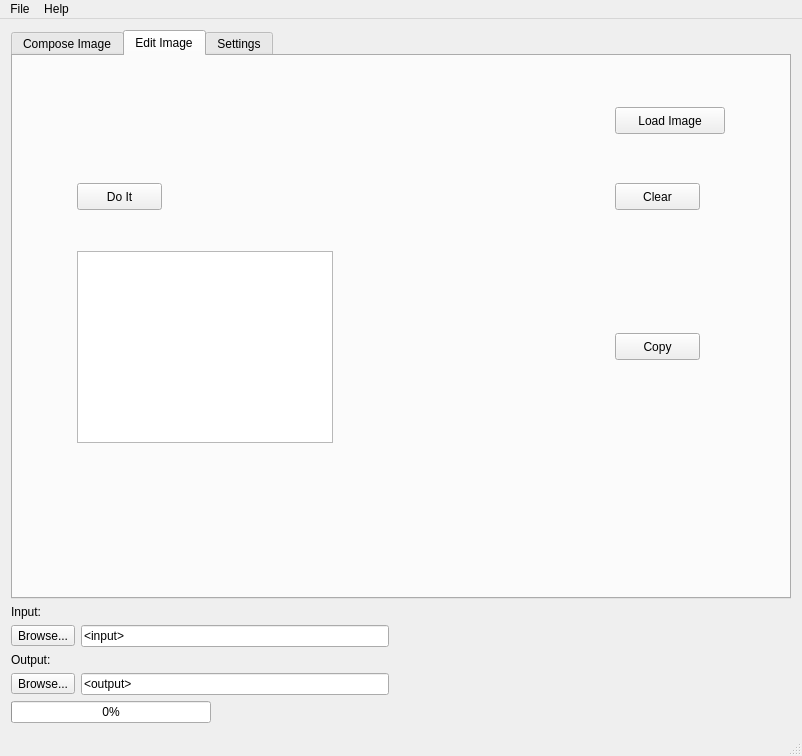
Before: the Qt Designer form mainwindow.ui in giantpune/qtwitgui, drawn with Qt 5.
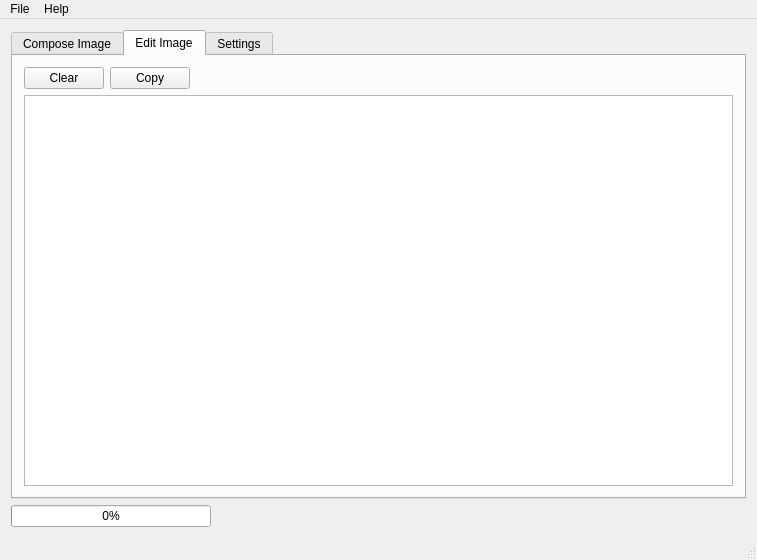
After: the same form once the commit is applied. The open tabs and pages were chosen to show the change.

Commit message: * clean up some stuff left over from the tab merging * comment out a few unused functions

Diff of the .ui file:
```diff
--- a/mainwindow.ui
+++ b/mainwindow.ui
@@ -6,8 +6,8 @@
    <rect>
     <x>0</x>
     <y>0</y>
-    <width>802</width>
-    <height>756</height>
+    <width>753</width>
+    <height>560</height>
    </rect>
   </property>
   <property name="windowTitle">
@@ -15,7 +15,7 @@
   </property>
   <widget class="QWidget" name="centralWidget">
    <layout class="QGridLayout" name="gridLayout_3">
-    <item row="7" column="0">
+    <item row="6" column="0">
      <widget class="QProgressBar" name="progressBar">
       <property name="sizePolicy">
        <sizepolicy hsizetype="Fixed" vsizetype="Fixed">
@@ -34,7 +34,7 @@
       </property>
      </widget>
     </item>
-    <item row="7" column="1">
+    <item row="6" column="1">
      <spacer name="horizontalSpacer">
       <property name="orientation">
        <enum>Qt::Horizontal</enum>
@@ -355,34 +355,9 @@
        <attribute name="title">
         <string>Edit Image</string>
        </attribute>
-       <widget class="QPushButton" name="edit_img_pushButton">
-        <property name="geometry">
-         <rect>
-          <x>602</x>
-          <y>51</y>
-          <width>110</width>
-          <height>27</height>
-         </rect>
-        </property>
-        <property name="minimumSize">
-         <size>
-          <width>110</width>
-          <height>0</height>
-         </size>
-        </property>
-        <property name="text">
-         <string>Load Image</string>
-        </property>
-       </widget>
+       <layout class="QGridLayout" name="gridLayout_4">
+        <item row="1" column="0" colspan="4">
        <widget class="QPlainTextEdit" name="plainTextEdit">
-        <property name="geometry">
-         <rect>
-          <x>64</x>
-          <y>195</y>
-          <width>256</width>
-          <height>192</height>
-         </rect>
-        </property>
         <property name="sizePolicy">
          <sizepolicy hsizetype="Preferred" vsizetype="Preferred">
           <horstretch>0</horstretch>
@@ -428,15 +403,9 @@
          <set>Qt::LinksAccessibleByMouse|Qt::TextSelectableByKeyboard|Qt::TextSelectableByMouse</set>
         </property>
        </widget>
+        </item>
+        <item row="0" column="1">
        <widget class="QPushButton" name="pushButton_3">
-        <property name="geometry">
-         <rect>
-          <x>602</x>
-          <y>277</y>
-          <width>85</width>
-          <height>27</height>
-         </rect>
-        </property>
         <property name="sizePolicy">
          <sizepolicy hsizetype="Fixed" vsizetype="Fixed">
           <horstretch>0</horstretch>
@@ -450,37 +419,9 @@
          <string>Copy</string>
         </property>
        </widget>
-       <widget class="QPushButton" name="pushButton_4">
-        <property name="geometry">
-         <rect>
-          <x>64</x>
-          <y>127</y>
-          <width>85</width>
-          <height>27</height>
-         </rect>
-        </property>
-        <property name="maximumSize">
-         <size>
-          <width>100</width>
-          <height>16777215</height>
-         </size>
-        </property>
-        <property name="toolTip">
-         <string>Tell wit to create a image using the selected parameters</string>
-        </property>
-        <property name="text">
-         <string>Do It</string>
-        </property>
-       </widget>
+        </item>
+        <item row="0" column="0">
        <widget class="QPushButton" name="pushButton_2">
-        <property name="geometry">
-         <rect>
-          <x>602</x>
-          <y>127</y>
-          <width>85</width>
-          <height>27</height>
-         </rect>
-        </property>
         <property name="sizePolicy">
          <sizepolicy hsizetype="Fixed" vsizetype="Fixed">
           <horstretch>0</horstretch>
@@ -494,53 +435,21 @@
          <string>Clear</string>
         </property>
        </widget>
-       <widget class="QWidget" name="">
-        <layout class="QVBoxLayout" name="verticalLayout_3">
-         <item>
-          <layout class="QHBoxLayout" name="horizontalLayout">
-           <item>
-            <widget class="QLabel" name="label_edit_id">
-             <property name="minimumSize">
-              <size>
-               <width>200</width>
-               <height>0</height>
-              </size>
-             </property>
-             <property name="text">
-              <string/>
-             </property>
-            </widget>
-           </item>
-           <item>
-            <widget class="QLabel" name="label_edit_region">
-             <property name="minimumSize">
-              <size>
-               <width>100</width>
-               <height>0</height>
-              </size>
-             </property>
-             <property name="text">
-              <string/>
-             </property>
-            </widget>
-           </item>
-          </layout>
-         </item>
-         <item>
-          <widget class="QLabel" name="label_edit_name">
-           <property name="minimumSize">
+        </item>
+        <item row="0" column="2">
+         <spacer name="horizontalSpacer_4">
+          <property name="orientation">
+           <enum>Qt::Horizontal</enum>
+          </property>
+          <property name="sizeHint" stdset="0">
             <size>
-             <width>475</width>
-             <height>0</height>
-            </size>
-           </property>
-           <property name="text">
-            <string/>
-           </property>
-          </widget>
-         </item>
-        </layout>
-       </widget>
+            <width>40</width>
+            <height>20</height>
+           </size>
+          </property>
+         </spacer>
+        </item>
+       </layout>
       </widget>
       <widget class="QWidget" name="settings_tab">
        <attribute name="title">
@@ -788,85 +697,6 @@
       </widget>
      </widget>
     </item>
-    <item row="1" column="0">
-     <layout class="QFormLayout" name="formLayout_2">
-      <property name="fieldGrowthPolicy">
-       <enum>QFormLayout::AllNonFixedFieldsGrow</enum>
-      </property>
-      <item row="1" column="0">
-       <widget class="QToolButton" name="toolButton">
-        <property name="toolTip">
-         <string>Enter the path to the files to be used to make the disc image</string>
-        </property>
-        <property name="text">
-         <string>Browse...</string>
-        </property>
-       </widget>
-      </item>
-      <item row="1" column="1">
-       <widget class="QLineEdit" name="lineEdit">
-        <property name="minimumSize">
-         <size>
-          <width>250</width>
-          <height>0</height>
-         </size>
-        </property>
-        <property name="toolTip">
-         <string>Enter the path to the files to be used to make the disc image</string>
-        </property>
-        <property name="text">
-         <string>&lt;input&gt;</string>
-        </property>
-        <property name="dragEnabled">
-         <bool>true</bool>
-        </property>
-       </widget>
-      </item>
-      <item row="3" column="0">
-       <widget class="QToolButton" name="toolButton_2">
-        <property name="toolTip">
-         <string>Enter the output file path</string>
-        </property>
-        <property name="text">
-         <string>Browse...</string>
-        </property>
-       </widget>
-      </item>
-      <item row="3" column="1">
-       <widget class="QLineEdit" name="lineEdit_2">
-        <property name="minimumSize">
-         <size>
-          <width>250</width>
-          <height>0</height>
-         </size>
-        </property>
-        <property name="toolTip">
-         <string>Enter the output file path</string>
-        </property>
-        <property name="text">
-         <string>&lt;output&gt;</string>
-        </property>
-        <property name="dragEnabled">
-         <bool>true</bool>
-        </property>
-       </widget>
-      </item>
-      <item row="0" column="0">
-       <widget class="QLabel" name="label_5">
-        <property name="text">
-         <string>Input:</string>
-        </property>
-       </widget>
-      </item>
-      <item row="2" column="0">
-       <widget class="QLabel" name="label_6">
-        <property name="text">
-         <string>Output:</string>
-        </property>
-       </widget>
-      </item>
-     </layout>
-    </item>
    </layout>
   </widget>
   <widget class="QMenuBar" name="menuBar">
@@ -874,7 +704,7 @@
     <rect>
      <x>0</x>
      <y>0</y>
-     <width>802</width>
+     <width>753</width>
      <height>25</height>
     </rect>
    </property>
```
Lines whose indentation alone changed are shown as unchanged. The commit also changes 2 other files.
